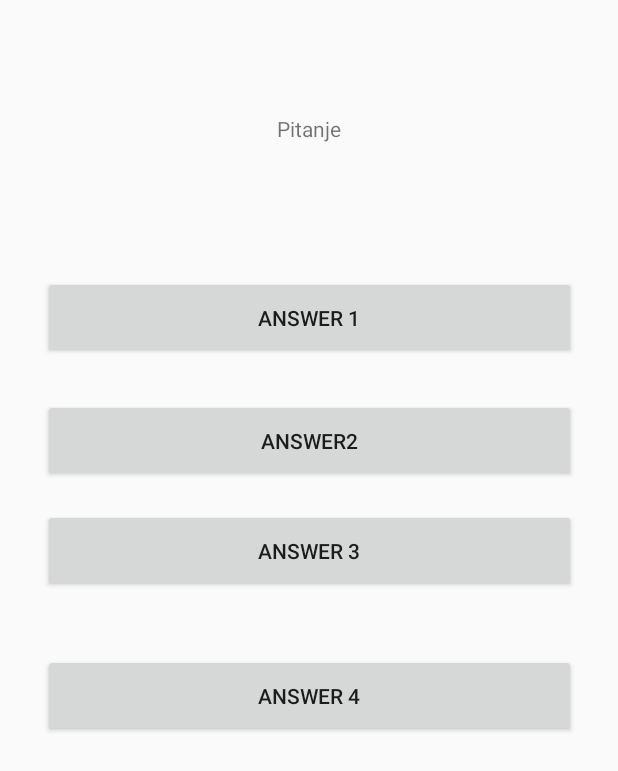
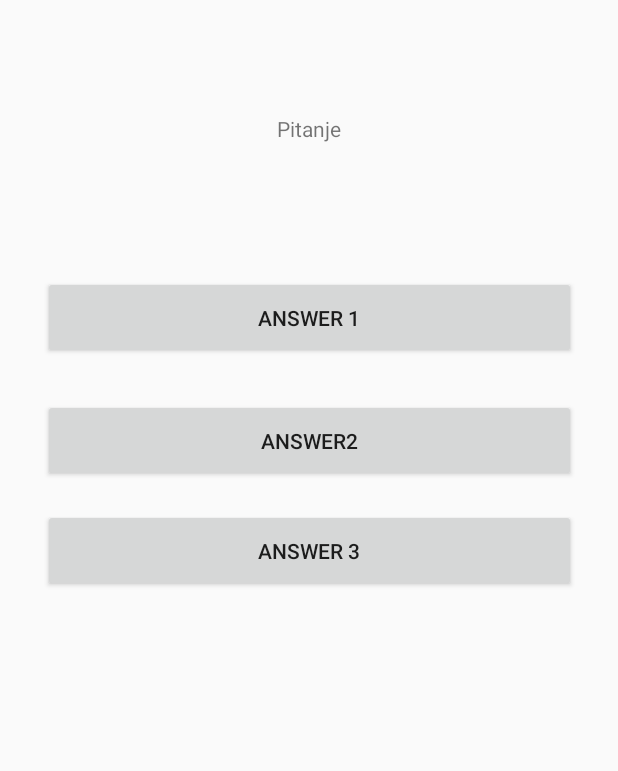
Before and after one commit to djodjolo/CyberSecurityQuizz, an Android app: the Kviz screen opened directly, with no data from a screen before it, on a phone screen of 412 x 824 dp. Shown: the top 771 px of the screen. Run offline under Robolectric (Android 15) with nearby library versions, the light colour scheme and no system bars; our stand-ins replace Firebase (no records; nobody signed in at launch, a user with empty details on screens opened directly); 1 statement that could not run was skipped.

Commit message:
malo sredjivanje

```diff
--- a/app/src/main/AndroidManifest.xml
+++ b/app/src/main/AndroidManifest.xml
@@ -9,10 +9,11 @@
         android:roundIcon="@mipmap/ic_launcher_round"
         android:supportsRtl="true"
         android:theme="@style/AppTheme">
+        <activity android:name=".kraj"></activity>
         <activity
             android:name=".Kviz"
             android:label="@string/title_activity_uvod"
-            android:theme="@style/AppTheme.NoActionBar"></activity>
+            android:theme="@style/AppTheme.NoActionBar" />
         <activity android:name=".MainActivity">
             <intent-filter>
                 <action android:name="android.intent.action.MAIN" />
--- a/app/src/main/java/com/example/kviz1/Kviz.java
+++ b/app/src/main/java/com/example/kviz1/Kviz.java
@@ -3,8 +3,6 @@ package com.example.kviz1;
 import android.content.Intent;
 import android.os.Bundle;
 
-import com.google.android.material.floatingactionbutton.FloatingActionButton;
-import com.google.android.material.snackbar.Snackbar;
 import com.google.firebase.database.DataSnapshot;
 import com.google.firebase.database.DatabaseError;
 import com.google.firebase.database.DatabaseReference;
@@ -12,48 +10,59 @@ import com.google.firebase.database.FirebaseDatabase;
 import com.google.firebase.database.ValueEventListener;
 
 import androidx.appcompat.app.AppCompatActivity;
-import androidx.appcompat.widget.Toolbar;
 
+import android.util.Log;
 import android.view.View;
 import android.widget.Button;
 import android.widget.TextView;
 
+import org.json.JSONObject;
+import java.util.ArrayList;
+import java.util.List;
+import java.util.Map;
+
 public class Kviz extends AppCompatActivity {
 
-    Button a1, a2, a3, a4;
+    Button a1, a2, a3;
     TextView q;
 
+    //initialize Firebase reference
+    FirebaseDatabase database = FirebaseDatabase.getInstance();
+    DatabaseReference myRef = database.getReference();
 
+
+
+    //define JSON
+    List<JSONObject> obj=new ArrayList<JSONObject>();
+
+    List lista = new ArrayList();
     @Override
     protected void onCreate(Bundle savedInstanceState) {
         super.onCreate(savedInstanceState);
         setContentView(R.layout.activity_kviz);
 
-        FirebaseDatabase database = FirebaseDatabase.getInstance();
-        DatabaseReference myRef = database.getReference();
-
 
         myRef.addValueEventListener(new ValueEventListener() {
             @Override
             public void onDataChange(DataSnapshot dataSnapshot) {
-                for (DataSnapshot postSnapshot : dataSnapshot.getChildren()) {
-//                   q.append(postSnapshot.toString());
-                    q.append(postSnapshot.child("questions").toString());
-                }
-//
+                Map<String, Object> map = (Map<String, Object>) dataSnapshot.getValue();
+                Log.e("Mapped", map.toString());
+
+
+
+
             }
-
             @Override
             public void onCancelled(DatabaseError error) {
+                Log.e("cancled",error.toString());
             }
         });
-
 
         q = (TextView) findViewById(R.id.q);
         a1 = (Button) findViewById(R.id.a1);
         a2 = (Button) findViewById(R.id.a2);
         a3 = (Button) findViewById(R.id.a3);
-        a4 = (Button) findViewById(R.id.a4);
+
 
         a1.setOnClickListener(new View.OnClickListener() {
             @Override
@@ -63,6 +72,12 @@ public class Kviz extends AppCompatActivity {
             }
         });
 
+        a3.setOnClickListener(new View.OnClickListener() {
+            @Override
+            public void onClick(View view) {
+                startActivity(new Intent(Kviz.this, kraj.class));
+            }
+        });
 
     }
 
--- a/app/src/main/res/layout/activity_kviz.xml
+++ b/app/src/main/res/layout/activity_kviz.xml
@@ -53,24 +53,6 @@
         app:layout_constraintStart_toStartOf="parent"
         app:layout_constraintTop_toBottomOf="@+id/a1" />
 
-    <Button
-        android:id="@+id/a4"
-        android:layout_width="355dp"
-        android:layout_height="55dp"
-        android:layout_marginStart="8dp"
-        android:layout_marginLeft="8dp"
-        android:layout_marginTop="8dp"
-        android:layout_marginEnd="8dp"
-        android:layout_marginRight="8dp"
-        android:layout_marginBottom="8dp"
-        android:layout_weight="1"
-        android:text="Answer 4"
-        app:layout_constraintBottom_toBottomOf="parent"
-        app:layout_constraintEnd_toEndOf="parent"
-        app:layout_constraintStart_toStartOf="parent"
-        app:layout_constraintTop_toBottomOf="@+id/a3"
-        app:layout_constraintVertical_bias="0.094" />
-
     <TextView
         android:id="@+id/q"
         android:layout_width="348dp"
```
Also changed, not shown: app/build.gradle (+6 -1 lines).
